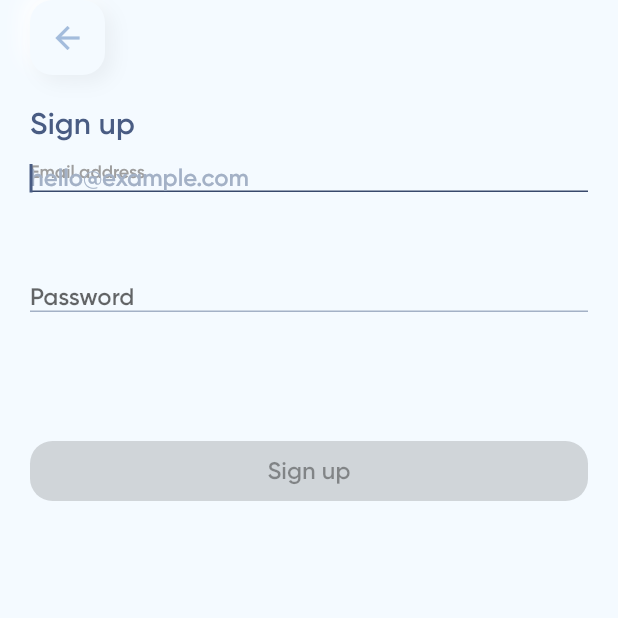
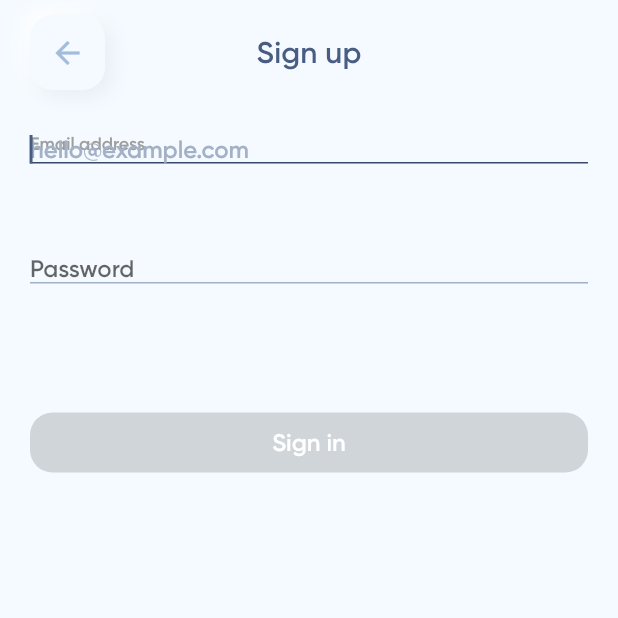
Before and after one commit to karrui/goals-flutter, a Flutter app: the SignUpScreen screen opened by its route, on a phone screen of 412 x 824 dp, the top half of it. Run offline on Flutter 3.47's test engine with Material 2 defaults, Android fonts, the phone set to English and light mode, and no system bars; drawn by our look-alikes of clay_containers; our stand-ins replace cached_network_image, cloud_firestore, firebase_auth, firebase_storage, flutter_masked_text, flutter_spinkit and 10 more; missing offline and left inert: app_settings, firebase_user_stream, flutter_facebook_login, simple_gravatar; accounts and stored records are empty.

Commit message:
feat(AppNavBar): add general widget

```diff
--- a/lib/screens/auth/sign_up_screen.dart
+++ b/lib/screens/auth/sign_up_screen.dart
@@ -1,10 +1,9 @@
 import 'package:flutter/material.dart';
 import 'package:flutter/services.dart';
-import 'package:goals_flutter/providers/theme.dart';
-import 'package:provider/provider.dart';
 
 import '../../services/auth.dart';
-import '../../shared/widgets/buttons/squircle_icon_button.dart';
+import '../../shared/widgets/app_nav_bar.dart';
+import '../../shared/widgets/buttons/squircle_text_button.dart';
 import 'utils/form_validator.dart';
 import 'utils/generate_auth_error_message.dart';
 
@@ -19,6 +18,7 @@ class _SignUpScreenState extends State<SignUpScreen> {
 
   String _errorMessage = "";
   bool isSignUpButtonEnabled = false;
+  bool isLoading = false;
 
   FocusNode emailFocusNode;
   FocusNode passwordFocusNode;
@@ -126,16 +126,11 @@ class _SignUpScreenState extends State<SignUpScreen> {
   }
 
   Widget _showSignUpButton(BuildContext context) {
-    var themeProvider = Provider.of<ThemeProvider>(context);
-    return SquircleIconButton(
-      width: double.infinity,
-      text: "Sign up",
-      textColor: themeProvider.isDarkTheme ? null : Colors.white,
-      iconColor: themeProvider.isDarkTheme ? null : Colors.white,
-      backgroundColor:
-          themeProvider.isDarkTheme ? null : Theme.of(context).primaryColorDark,
-      enabled: isSignUpButtonEnabled,
+    return SquircleTextButton(
+      text: "Sign in",
       onPressed: isSignUpButtonEnabled ? () => _handleSignUp() : null,
+      enabled: !isLoading && isSignUpButtonEnabled,
+      showLoading: isSignUpButtonEnabled && isLoading,
     );
   }
 
@@ -159,7 +154,7 @@ class _SignUpScreenState extends State<SignUpScreen> {
     }
     try {
       setState(() {
-        isSignUpButtonEnabled = false;
+        isLoading = true;
       });
       await AuthService().signUpWithEmailAndPassword(
           emailInputController.text, passwordInputController.text);
@@ -169,26 +164,9 @@ class _SignUpScreenState extends State<SignUpScreen> {
       setState(() {
         _errorMessage = generateAuthErrorMessage(error);
         isSignUpButtonEnabled = true;
+        isLoading = false;
       });
     }
-  }
-
-  Widget _showAppBar() {
-    return Padding(
-      padding: EdgeInsets.symmetric(horizontal: 20.0),
-      child: Row(
-        mainAxisAlignment: MainAxisAlignment.spaceBetween,
-        children: <Widget>[
-          SquircleIconButton(
-            iconData: Icons.arrow_back,
-            onPressed: () => Navigator.pop(context),
-            iconSize: 24.0,
-            height: 50.0,
-            width: 50.0,
-          ),
-        ],
-      ),
-    );
   }
 
   @override
@@ -197,20 +175,16 @@ class _SignUpScreenState extends State<SignUpScreen> {
       body: SafeArea(
         child: Column(
           children: <Widget>[
-            _showAppBar(),
+            AppNavBar(
+              title: "Sign up",
+              disabled: isLoading,
+            ),
             Padding(
               padding:
                   const EdgeInsets.symmetric(vertical: 20.0, horizontal: 20.0),
               child: Column(
                 crossAxisAlignment: CrossAxisAlignment.stretch,
                 children: <Widget>[
-                  Text(
-                    "Sign up",
-                    style: Theme.of(context).textTheme.subtitle,
-                  ),
-                  SizedBox(
-                    height: 15,
-                  ),
                   _showEmailInput(),
                   _showPasswordInput(),
                   SizedBox(
--- /dev/null
+++ b/lib/shared/widgets/app_nav_bar.dart
@@ -0,0 +1,49 @@
+import 'package:flutter/material.dart';
+
+import 'buttons/squircle_icon_button.dart';
+
+class AppNavBar extends StatelessWidget {
+  final SquircleIconButton rightButton;
+  final String title;
+  final bool canGoBack;
+  final bool disabled;
+
+  AppNavBar({
+    this.rightButton,
+    this.title = "",
+    this.canGoBack = true,
+    this.disabled = false,
+  });
+
+  @override
+  Widget build(BuildContext context) {
+    return Padding(
+      padding: EdgeInsets.symmetric(horizontal: 20.0, vertical: 10.0),
+      child: Row(
+        mainAxisAlignment: MainAxisAlignment.spaceBetween,
+        children: <Widget>[
+          if (canGoBack)
+            SquircleIconButton(
+              enabled: !disabled,
+              iconData: Icons.arrow_back,
+              onPressed: () => Navigator.pop(context),
+              iconSize: 24.0,
+              height: 50.0,
+              width: 50.0,
+            ),
+          Text(
+            title,
+            style: canGoBack
+                ? Theme.of(context).textTheme.subtitle
+                : Theme.of(context).textTheme.title,
+          ),
+          rightButton ??
+              SizedBox(
+                width: 50.0,
+                height: 50.0,
+              ),
+        ],
+      ),
+    );
+  }
+}
```
Also changed, not shown: lib/screens/auth/sign_in_screen.dart (+12 -38 lines), lib/screens/goal_details/goal_details_screen.dart (+10 -26 lines), lib/screens/home/home_screen.dart (+12 -23 lines), lib/screens/new_goal/new_goal_screen.dart (+4 -31 lines), lib/screens/settings/account_settings_screen.dart (+6 -29 lines), lib/screens/settings/settings_screen.dart (+13 -24 lines).
